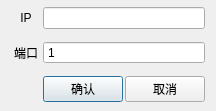
Qt form src/app/zchxlogindlg.ui (bnufree/radar) before a commit.
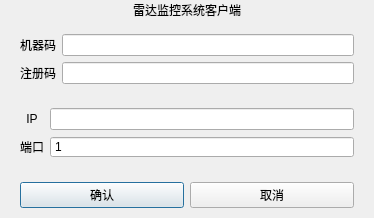
The same form after that commit.

Commit message: 客户端添加注册机制 添加注册机

Patch:
```diff
--- a/src/app/zchxlogindlg.ui
+++ b/src/app/zchxlogindlg.ui
@@ -6,8 +6,8 @@
    <rect>
     <x>0</x>
     <y>0</y>
-    <width>216</width>
-    <height>111</height>
+    <width>374</width>
+    <height>207</height>
    </rect>
   </property>
   <property name="sizePolicy">
@@ -19,20 +19,70 @@
   <property name="windowTitle">
    <string>Dialog</string>
   </property>
-  <layout class="QGridLayout" name="gridLayout">
+  <property name="styleSheet">
+   <string notr="true">QFrame{
+	background-color:transparent;
+}</string>
+  </property>
+  <layout class="QVBoxLayout" name="verticalLayout">
    <property name="topMargin">
     <number>1</number>
    </property>
    <property name="bottomMargin">
     <number>1</number>
    </property>
-   <property name="horizontalSpacing">
-    <number>2</number>
-   </property>
-   <property name="verticalSpacing">
-    <number>6</number>
-   </property>
+   <item>
+    <widget class="QLabel" name="label_3">
+     <property name="text">
+      <string>雷达监控系统客户端</string>
+     </property>
+     <property name="alignment">
+      <set>Qt::AlignCenter</set>
+     </property>
+    </widget>
+   </item>
+   <item>
+    <widget class="QFrame" name="regis_frame">
+     <property name="frameShape">
+      <enum>QFrame::NoFrame</enum>
+     </property>
+     <property name="frameShadow">
+      <enum>QFrame::Raised</enum>
+     </property>
+     <layout class="QGridLayout" name="gridLayout">
    <item row="0" column="0">
+       <widget class="QLabel" name="label_4">
+        <property name="text">
+         <string>机器码</string>
+        </property>
+       </widget>
+      </item>
+      <item row="1" column="2">
+       <widget class="QLineEdit" name="key"/>
+      </item>
+      <item row="1" column="0">
+       <widget class="QLabel" name="label_6">
+        <property name="text">
+         <string>注册码</string>
+        </property>
+       </widget>
+      </item>
+      <item row="0" column="2">
+       <widget class="QLineEdit" name="machine"/>
+      </item>
+     </layout>
+    </widget>
+   </item>
+   <item>
+    <widget class="QFrame" name="login_frame">
+     <property name="frameShape">
+      <enum>QFrame::NoFrame</enum>
+     </property>
+     <property name="frameShadow">
+      <enum>QFrame::Raised</enum>
+     </property>
+     <layout class="QGridLayout" name="gridLayout_2">
+      <item row="1" column="0">
     <widget class="QLabel" name="label">
      <property name="text">
       <string>IP</string>
@@ -42,21 +92,10 @@
      </property>
     </widget>
    </item>
-   <item row="2" column="1">
-    <widget class="QPushButton" name="ok">
-     <property name="text">
-      <string>确认</string>
-     </property>
-    </widget>
-   </item>
-   <item row="2" column="2">
-    <widget class="QPushButton" name="cancel">
-     <property name="text">
-      <string>取消</string>
-     </property>
-    </widget>
-   </item>
-   <item row="1" column="0">
+      <item row="1" column="1">
+       <widget class="QLineEdit" name="host"/>
+      </item>
+      <item row="2" column="0">
     <widget class="QLabel" name="label_2">
      <property name="text">
       <string>端口</string>
@@ -66,10 +105,7 @@
      </property>
     </widget>
    </item>
-   <item row="0" column="1" colspan="2">
-    <widget class="QLineEdit" name="host"/>
-   </item>
-   <item row="1" column="1" colspan="2">
+      <item row="2" column="1">
     <widget class="QSpinBox" name="port">
      <property name="buttonSymbols">
       <enum>QAbstractSpinBox::NoButtons</enum>
@@ -80,6 +116,35 @@
      <property name="maximum">
       <number>1000000</number>
      </property>
+       </widget>
+      </item>
+     </layout>
+    </widget>
+   </item>
+   <item>
+    <widget class="QFrame" name="btn_frame">
+     <property name="frameShape">
+      <enum>QFrame::NoFrame</enum>
+     </property>
+     <property name="frameShadow">
+      <enum>QFrame::Raised</enum>
+     </property>
+     <layout class="QHBoxLayout" name="horizontalLayout">
+      <item>
+       <widget class="QPushButton" name="ok">
+        <property name="text">
+         <string>确认</string>
+        </property>
+       </widget>
+      </item>
+      <item>
+       <widget class="QPushButton" name="cancel">
+        <property name="text">
+         <string>取消</string>
+        </property>
+       </widget>
+      </item>
+     </layout>
     </widget>
    </item>
   </layout>
```
Lines whose indentation alone changed are shown as unchanged. The commit also changes 19 other files.
